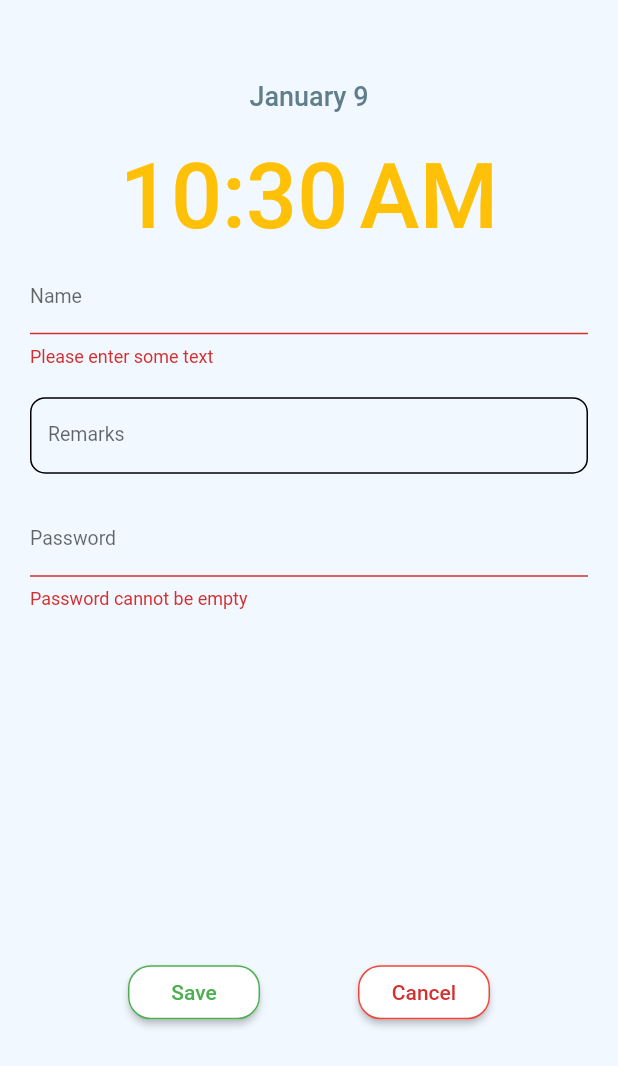
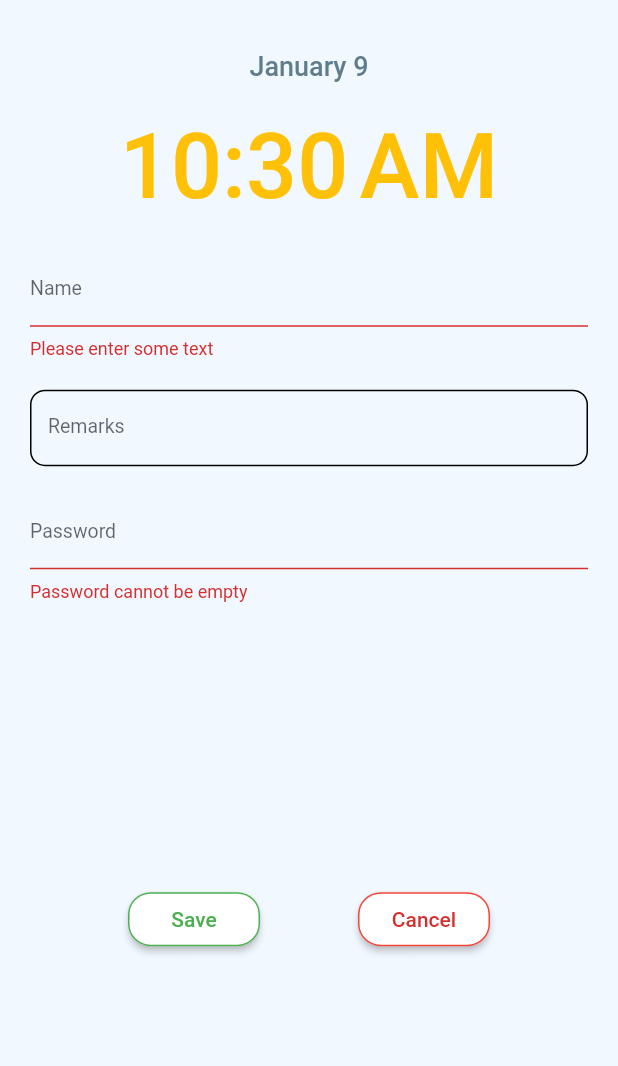
Before and after one commit to Clouddoggo/flutter-alarm, a Flutter app: the AddAlarmPage screen opened by its route, after a tap on "Save", on a phone screen of 412 x 824 dp. Shown: the top 1066 px of the screen. Run offline on Flutter 3.47's test engine with Material 2 defaults, Android fonts, the phone set to English and light mode, and no system bars; our stand-ins replace cloud_firestore, firebase_core, flutter_datetime_picker, flutter_local_notifications, flutter_native_timezone, rxdart and 1 more; accounts and stored records are empty.

```diff
--- a/lib/addAlarm.dart
+++ b/lib/addAlarm.dart
@@ -16,6 +16,7 @@ class AddAlarmPage extends StatefulWidget {
   _AddAlarmPageState createState() => _AddAlarmPageState();
 }
 
+// TODO: add regex check to ensure password is annoying
 class _AddAlarmPageState extends State<AddAlarmPage> {
   final _formKey = GlobalKey<FormState>();
   String _dateString, _timeString;
@@ -24,27 +25,27 @@ class _AddAlarmPageState extends State<AddAlarmPage> {
   String _remarks;
   String _password;
 
-  static Future<void> callback() async {
+  static Future<void> callback(docId) async {
     print("Alarm fired successfully!");
     var now = tz.TZDateTime.now(tz.getLocation('America/Detroit'))
         .add(Duration(seconds: 5));
     await singleNotification(localNotificationsPlugin, now, "Notification",
-        "testing", Random().nextInt(100));
+        "testing", Random().nextInt(100), docId);
   }
 
   @override
   Widget build(BuildContext context) {
     return Scaffold(
+      resizeToAvoidBottomInset: false,
       backgroundColor: Color(0xffF1F8FF),
       body: SafeArea(
+        child: Container(
+          padding: const EdgeInsets.symmetric(horizontal: 20.0),
           child: Form(
             key: _formKey,
-          child: Center(
-            child: Padding(
-              padding: const EdgeInsets.symmetric(horizontal: 20.0),
             child: Column(children: [
               SizedBox(
-                  height: 40.0,
+                height: 20.0,
               ),
               TextButton(
                 onPressed: () {
@@ -77,8 +78,7 @@ class _AddAlarmPageState extends State<AddAlarmPage> {
                     onConfirm: (time) {
                       setState(() {
                         _time = time;
-                          _timeString =
-                              DateFormat.jm().format(_time).toString();
+                        _timeString = DateFormat.jm().format(_time).toString();
                       });
                       print('confirm $time');
                     },
@@ -91,7 +91,8 @@ class _AddAlarmPageState extends State<AddAlarmPage> {
                   style: TextStyle(color: Colors.amber, fontSize: 60),
                 ),
               ),
-                Expanded(
+              Padding(
+                padding: const EdgeInsets.only(top: 15.0),
                 child: Column(
                   children: [
                     TextFormField(
@@ -178,14 +179,15 @@ class _AddAlarmPageState extends State<AddAlarmPage> {
                           borderRadius: BorderRadius.circular(15.0)),
                       onPressed: () async {
                         if (_formKey.currentState.validate()) {
-                            Storage.addAlarm({
+                          var id = await Storage.addAlarm({
                             'name': _name,
                             'remarks': _remarks,
                             'date': _date ?? DateTime.now(),
                             'time': _time ?? DateTime.now(),
                             'password': _password,
                           });
-                            callback();
+                          callback(id);
+                          print("id: $id");
                           Navigator.pop(context);
                         }
                       },
@@ -220,7 +222,6 @@ class _AddAlarmPageState extends State<AddAlarmPage> {
           ),
         ),
       ),
-      ),
     );
   }
 }
--- a/lib/alarmsList.dart
+++ b/lib/alarmsList.dart
@@ -17,6 +17,8 @@ class AlarmsListPage extends StatefulWidget {
   _AlarmsListPageState createState() => _AlarmsListPageState();
 }
 
+// TODO: add edit on tap: must-have
+// TODO: change color if passed date of alarm(?): nice-to-have
 class _AlarmsListPageState extends State<AlarmsListPage> {
   String _time;
   String _date;
@@ -24,7 +26,11 @@ class _AlarmsListPageState extends State<AlarmsListPage> {
   @override
   void initState() {
     super.initState();
-    Timer.periodic(Duration(seconds: 1), (Timer t) => _getDateTime());
+    Timer.periodic(
+        Duration(
+          milliseconds: 50,
+        ),
+        (Timer t) => _getDateTime());
     _configureSelectNotificationSubject();
     _configureDidReceiveLocalNotificationSubject();
   }
@@ -74,9 +80,10 @@ class _AlarmsListPageState extends State<AlarmsListPage> {
     return Scaffold(
       backgroundColor: Color(0xffF1F8FF),
       body: SafeArea(
-        child: Center(
-          child: Container(
-            child: Column(children: [
+        child: Column(
+          mainAxisSize: MainAxisSize.min,
+          mainAxisAlignment: MainAxisAlignment.spaceAround,
+          children: [
             Padding(
               padding: EdgeInsets.only(top: 65.0, bottom: 5.0),
               child: Text(
@@ -108,8 +115,7 @@ class _AlarmsListPageState extends State<AlarmsListPage> {
                 );
               },
             ),
-            ]),
-          ),
+          ],
         ),
       ),
       floatingActionButton: FloatingActionButton(
--- a/lib/main.dart
+++ b/lib/main.dart
@@ -15,6 +15,8 @@ import 'settings.dart';
 import 'alarmRing.dart';
 import 'homepage.dart';
 
+// TODO: test on phone
+// TODO: add splash screen
 FlutterLocalNotificationsPlugin localNotificationsPlugin =
     FlutterLocalNotificationsPlugin();
 
--- a/lib/notificationUtil.dart
+++ b/lib/notificationUtil.dart
@@ -1,5 +1,6 @@
 import 'dart:typed_data';
 
+import 'package:cloud_firestore/cloud_firestore.dart';
 import 'package:flutter_alarm/receivedNotification.dart';
 import 'package:flutter_local_notifications/flutter_local_notifications.dart';
 import 'package:flutter_native_timezone/flutter_native_timezone.dart';
@@ -32,6 +33,7 @@ Future singleNotification(
     String message,
     String subtext,
     int hashcode,
+    String docId,
     {String sound}) async {
   var androidChannel = AndroidNotificationDetails(
     'channel-id',
@@ -46,7 +48,7 @@ Future singleNotification(
   var platformChannel = NotificationDetails(android: androidChannel);
   localNotificationsPlugin.zonedSchedule(
       hashcode, message, subtext, datetime, platformChannel,
-      payload: hashcode.toString(),
+      payload: docId,
       androidAllowWhileIdle: true,
       uiLocalNotificationDateInterpretation:
           UILocalNotificationDateInterpretation.absoluteTime);
--- a/lib/settings.dart
+++ b/lib/settings.dart
@@ -2,6 +2,7 @@ import 'package:flutter/material.dart';
 import 'package:flutter/cupertino.dart';
 import 'package:url_launcher/url_launcher.dart';
 
+// TODO: add sound assets that don't have copyright
 class SettingsPage extends StatelessWidget {
   _launchURL() async {
     const url = "https://github.com/Clouddoggo/AnnoyingAlarm/issues";
--- a/pubspec.yaml
+++ b/pubspec.yaml
@@ -32,6 +32,7 @@ dependencies:
   rxdart: ^0.25.0
   flutter_native_timezone: ^1.0.4
   flutter_datetime_picker: ^1.4.0
+  audioplayers: ^0.17.2
 
 dev_dependencies:
   flutter_test:
```
Also changed, not shown: lib/alarmRing.dart (+37 -5 lines), lib/storage.dart (+9 -6 lines), pubspec.lock. Lines whose indentation alone changed are shown as unchanged.
